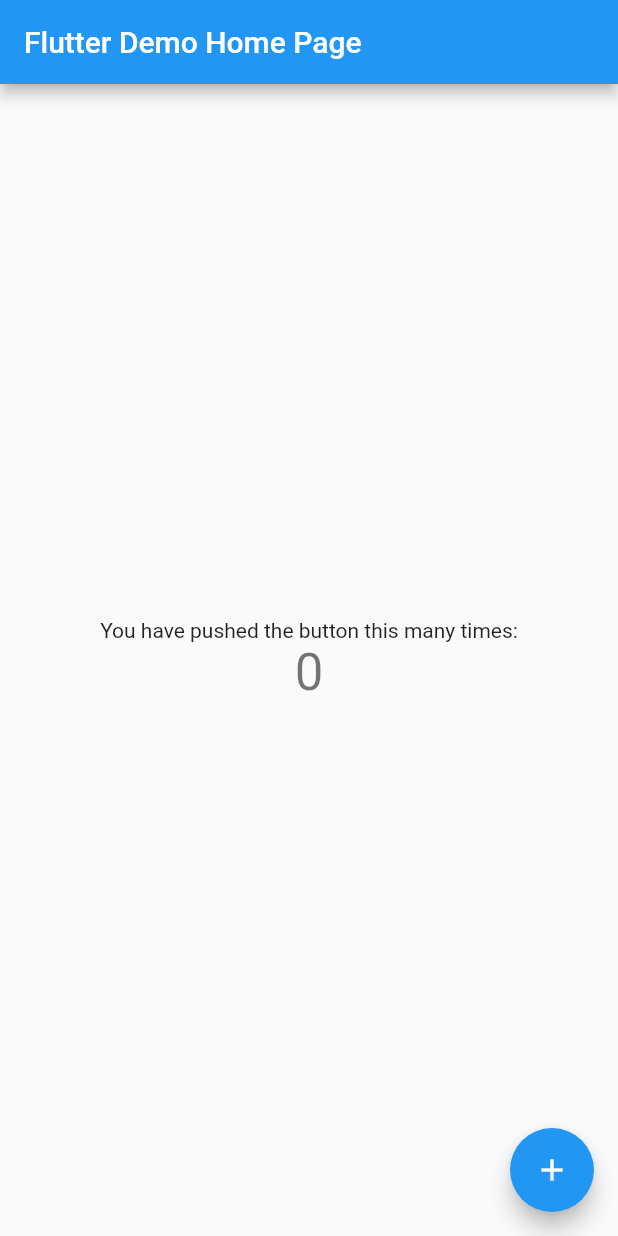
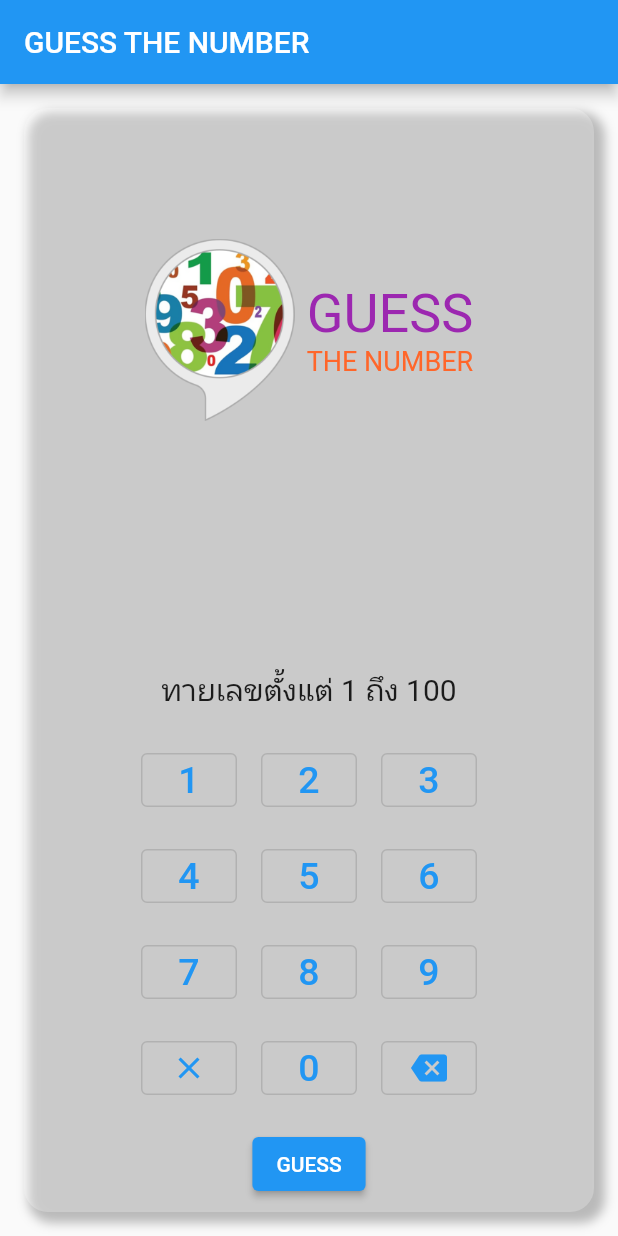
Before and after one commit to roongmanie/InstaCargal, a Flutter app: the screen it shows after launch, on a phone screen of 412 x 824 dp. Run offline on Flutter 3.47's test engine with Material 2 defaults, Android fonts, the phone set to English and light mode, and no system bars.

Commit message:
initial commit

```diff
--- /dev/null
+++ b/lib/ClassPin.dart
@@ -0,0 +1,33 @@
+import 'dart:math';
+
+class Game {
+  static const defaultMaxRandom = 100;
+  int? _answer;
+  int _guessCount = 0;
+  static final List<int> guessCountList = [];
+
+  Game({int maxRandom = defaultMaxRandom}) {
+    var r = Random();
+    _answer = r.nextInt(maxRandom) + 1;
+    print('The answer is $_answer');
+  }
+
+  int get guessCount {
+    return _guessCount;
+  }
+
+  void addCountList() {
+    guessCountList.add(_guessCount);
+  }
+
+  int doGuess(int num) {
+    _guessCount++;
+    if (num > _answer!) {
+      return 1;
+    } else if (num < _answer!) {
+      return -1;
+    } else {
+      return 0;
+    }
+  }
+}
--- a/lib/main.dart
+++ b/lib/main.dart
@@ -1,4 +1,7 @@
 import 'package:flutter/material.dart';
+import 'package:button/pin.dart';
+
+
 
 void main() {
   runApp(const MyApp());
@@ -11,105 +14,11 @@ class MyApp extends StatelessWidget {
   @override
   Widget build(BuildContext context) {
     return MaterialApp(
-      title: 'Flutter Demo',
+      title: 'GUESS THE NUMBER',
       theme: ThemeData(
-        // This is the theme of your application.
-        //
-        // Try running your application with "flutter run". You'll see the
-        // application has a blue toolbar. Then, without quitting the app, try
-        // changing the primarySwatch below to Colors.green and then invoke
-        // "hot reload" (press "r" in the console where you ran "flutter run",
-        // or simply save your changes to "hot reload" in a Flutter IDE).
-        // Notice that the counter didn't reset back to zero; the application
-        // is not restarted.
         primarySwatch: Colors.blue,
       ),
-      home: const MyHomePage(title: 'Flutter Demo Home Page'),
+      home: Gameguessnumber(),
     );
   }
 }
-
-class MyHomePage extends StatefulWidget {
-  const MyHomePage({Key? key, required this.title}) : super(key: key);
-
-  // This widget is the home page of your application. It is stateful, meaning
-  // that it has a State object (defined below) that contains fields that affect
-  // how it looks.
-
-  // This class is the configuration for the state. It holds the values (in this
-  // case the title) provided by the parent (in this case the App widget) and
-  // used by the build method of the State. Fields in a Widget subclass are
-  // always marked "final".
-
-  final String title;
-
-  @override
-  State<MyHomePage> createState() => _MyHomePageState();
-}
-
-class _MyHomePageState extends State<MyHomePage> {
-  int _counter = 0;
-
-  void _incrementCounter() {
-    setState(() {
-      // This call to setState tells the Flutter framework that something has
-      // changed in this State, which causes it to rerun the build method below
-      // so that the display can reflect the updated values. If we changed
-      // _counter without calling setState(), then the build method would not be
-      // called again, and so nothing would appear to happen.
-      _counter++;
-    });
-  }
-
-  @override
-  Widget build(BuildContext context) {
-    // This method is rerun every time setState is called, for instance as done
-    // by the _incrementCounter method above.
-    //
-    // The Flutter framework has been optimized to make rerunning build methods
-    // fast, so that you can just rebuild anything that needs updating rather
-    // than having to individually change instances of widgets.
-    return Scaffold(
-      appBar: AppBar(
-        // Here we take the value from the MyHomePage object that was created by
-        // the App.build method, and use it to set our appbar title.
-        title: Text(widget.title),
-      ),
-      body: Center(
-        // Center is a layout widget. It takes a single child and positions it
-        // in the middle of the parent.
-        child: Column(
-          // Column is also a layout widget. It takes a list of children and
-          // arranges them vertically. By default, it sizes itself to fit its
-          // children horizontally, and tries to be as tall as its parent.
-          //
-          // Invoke "debug painting" (press "p" in the console, choose the
-          // "Toggle Debug Paint" action from the Flutter Inspector in Android
-          // Studio, or the "Toggle Debug Paint" command in Visual Studio Code)
-          // to see the wireframe for each widget.
-          //
-          // Column has various properties to control how it sizes itself and
-          // how it positions its children. Here we use mainAxisAlignment to
-          // center the children vertically; the main axis here is the vertical
-          // axis because Columns are vertical (the cross axis would be
-          // horizontal).
-          mainAxisAlignment: MainAxisAlignment.center,
-          children: <Widget>[
-            const Text(
-              'You have pushed the button this many times:',
-            ),
-            Text(
-              '$_counter',
-              style: Theme.of(context).textTheme.headline4,
-            ),
-          ],
-        ),
-      ),
-      floatingActionButton: FloatingActionButton(
-        onPressed: _incrementCounter,
-        tooltip: 'Increment',
-        child: const Icon(Icons.add),
-      ), // This trailing comma makes auto-formatting nicer for build methods.
-    );
-  }
-}
--- /dev/null
+++ b/lib/pin.dart
@@ -0,0 +1,201 @@
+import 'package:flutter/material.dart';
+
+import 'ClassPin.dart';
+
+class Gameguessnumber extends StatefulWidget {
+  static const buttonSize = 60.0;
+  late Game _game;
+
+
+  Gameguessnumber({Key? key}) : super(key: key){
+    _game = Game(maxRandom: 100);
+  }
+
+  @override
+  State<Gameguessnumber> createState() => _GameguessnumberState();
+}
+
+class _GameguessnumberState extends State<Gameguessnumber> {
+  String _input = '';
+  String _status = 'ทายเลขตั้งแต่ 1 ถึง 100';
+
+  @override
+  Widget build(BuildContext context) {
+    return Scaffold(
+      appBar: AppBar(
+        title: const Text('GUESS THE NUMBER'),
+      ),
+      body: Padding(
+        padding: const EdgeInsets.all(16.0),
+        child: Container(
+          decoration: BoxDecoration(
+            color: Colors.white24,
+            borderRadius: BorderRadius.circular(16.0),
+            boxShadow: [
+              BoxShadow(
+                color: Colors.black26,
+                offset: Offset(5.0, 5.0),
+                spreadRadius: 2.0,
+                blurRadius: 5.0,
+              )
+            ],
+          ),
+          child: Column(
+            children: [
+              Expanded(
+                child: Row(
+                  mainAxisAlignment: MainAxisAlignment.center,
+                  crossAxisAlignment: CrossAxisAlignment.center,
+                  children: [
+                    Image.asset('assets/images/guess_logo.png', width: 100.0),
+                    SizedBox(width: 8.0),
+                    Column(
+                      mainAxisSize: MainAxisSize.min,
+                      crossAxisAlignment: CrossAxisAlignment.start,
+                      children: [
+                        Text('GUESS',
+                            style: TextStyle(
+                                fontSize: 36.0, color: Colors.purple)),
+                        Text(
+                          'THE NUMBER',
+                          style: TextStyle(
+                            fontSize: 18.0,
+                            color: Color(0xFFFF662A),
+                            //fontWeight: FontWeight.bold,
+                          ),
+                        ),
+                      ],
+                    ),
+                  ],
+                ),
+              ),
+              Padding(
+                padding: const EdgeInsets.all(8.0),
+                child: Text(_input, style: TextStyle(fontSize: 40.0)),
+              ),
+              Padding(
+                padding: const EdgeInsets.only(bottom: 15.0,top: 15.0 ),
+                child: Text('$_status', style: TextStyle(fontSize: 20.0)),
+              ),
+              Container(
+                child: Column(
+                  children: [
+                    Row(
+                      mainAxisAlignment: MainAxisAlignment.center,
+                      children: [
+                        _buildButton(1),
+                        _buildButton(2),
+                        _buildButton(3),
+                      ],
+                    ),
+                    Row(
+                      mainAxisAlignment: MainAxisAlignment.center,
+                      children: [
+                        _buildButton(4),
+                        _buildButton(5),
+                        _buildButton(6),
+                      ],
+                    ),
+                    Row(
+                      mainAxisAlignment: MainAxisAlignment.center,
+                      children: [
+                        _buildButton(7),
+                        _buildButton(8),
+                        _buildButton(9),
+                      ],
+                    ),
+                    Row(
+                      mainAxisAlignment: MainAxisAlignment.center,
+                      children: [
+                        _buildButton(-2),
+                        _buildButton(0),
+                        _buildButton(-1),
+                      ],
+                    ),
+                    Padding(
+                      padding: const EdgeInsets.all(8.0),
+                      child: ElevatedButton(
+                        onPressed: () {
+                          var input = _input;
+                          var guess = int.tryParse(input);
+                          if(guess == null){
+                            showDialog(
+                              context: context,
+                              builder: (BuildContext context){
+                                return AlertDialog(
+                                  title: Text('เกิดข้อผิดพลาด'),
+                                  content: Text('กรุณาเติมตัวเลขลงในช่องว่าง.'),
+                                  actions: [
+                                    TextButton(
+                                      onPressed: () {
+                                        Navigator.of(context).pop();
+                                      },
+                                      child: Text('OK'),
+                                    ),
+                                  ],
+                                );
+                              },
+                            );
+                          }
+                          var guessResult = widget._game.doGuess(guess!);
+                          if(guessResult > 0){
+                            setState(() {
+                              _status = '$guess : มากเกินไป ';
+                              _input = '';
+                            });
+                          }else if (guessResult < 0) {
+                            setState(() {
+                              _status = '$guess : น้อยเกินไป ';
+                              _input = '';
+                            });
+                          }else {
+                            setState(() {
+                              _status = '$guess ถูกต้อง 🐶 ( total guesses: ${widget._game.guessCount} )';
+                            });
+                          }
+                        },
+                        child: Text('GUESS'),
+                      ),
+                    )
+                  ],
+                ),
+              ),
+            ],
+          ),
+        ),
+      ),
+    );
+  }
+
+
+  Widget _buildButton(int? num) {
+    return Padding(
+      padding: const EdgeInsets.all(8.0),
+      child: OutlinedButton(
+        onPressed: ()
+        {
+          if (num == -1) {
+            setState(() {
+              // '12345'
+              var length = _input.length;
+              _input = _input.substring(0, length - 1);
+            });
+          }else if(num == -2){
+            setState(() {
+              _input = '';
+            });
+          }else {
+            if(_input.length<3)
+              setState(() {
+                _input = _input+'$num';
+              });
+            print('You pressed $num');
+          }
+        },
+        child: (num == -1) ? Icon(Icons.backspace,)  : (num == -2) ? Icon(Icons.close): Text('$num',style: TextStyle(
+          fontSize: 25.0,
+        ),),
+      ),
+    );
+  }
+}
--- a/pubspec.yaml
+++ b/pubspec.yaml
@@ -44,7 +44,7 @@ dev_dependencies:
   # activated in the `analysis_options.yaml` file located at the root of your
   # package. See that file for information about deactivating specific lint
   # rules and activating additional ones.
-  flutter_lints: ^1.0.0
+  #flutter_lints: ^1.0.0
 
 # For information on the generic Dart part of this file, see the
 # following page: https://dart.dev/tools/pub/pubspec
@@ -58,8 +58,8 @@ flutter:
   uses-material-design: true
 
   # To add assets to your application, add an assets section, like this:
-  # assets:
-  #   - images/a_dot_burr.jpeg
+  assets:
+    - assets/images/
   #   - images/a_dot_ham.jpeg
 
   # An image asset can refer to one or more resolution-specific "variants", see
```
Also changed, not shown: lib/Pin.dart (deleted, +0 -155 lines), assets/images/guess_logo.png (added), pubspec.lock.
